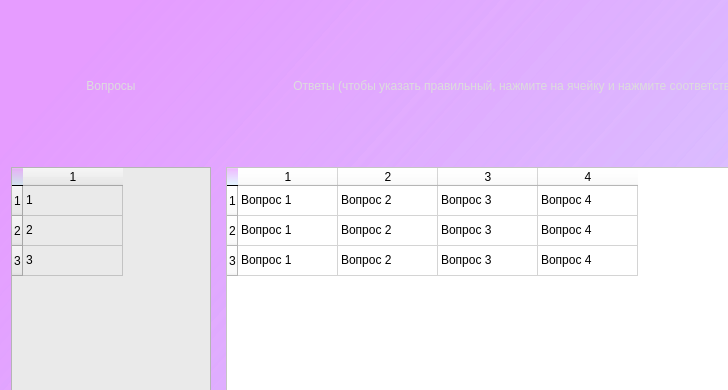
Above: window/redactwindow.ui from TimurOlegovichDev/Quizzy before the change; both pictures show x 0 to 728 and y 0 to 390 of the 892 by 1000 pixel window. Below: the same form after it.
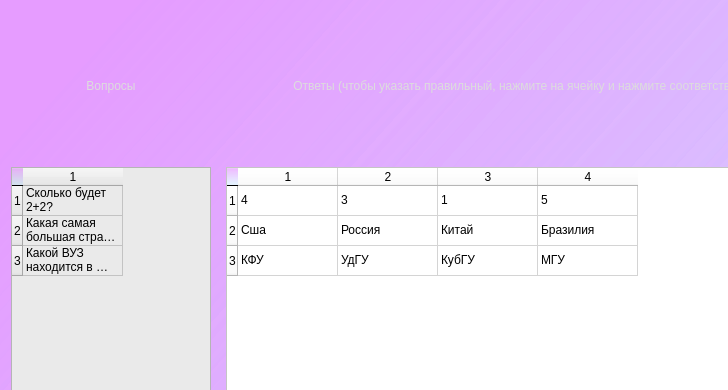
That is the form after the change. Icons and pictures are not drawn.

Commit message: Добавление оставшегося времени в таблицу

Diff of the .ui file:
```diff
--- a/window/redactwindow.ui
+++ b/window/redactwindow.ui
@@ -91,17 +91,17 @@
        <column/>
        <item row="0" column="0">
         <property name="text">
-         <string>1</string>
+         <string>Сколько будет 2+2?</string>
         </property>
        </item>
        <item row="1" column="0">
         <property name="text">
-         <string>2</string>
+         <string>Какая самая большая страна по занимаемой площади?</string>
         </property>
        </item>
        <item row="2" column="0">
         <property name="text">
-         <string>3</string>
+         <string>Какой ВУЗ находится в Москве?</string>
         </property>
        </item>
       </widget>
@@ -309,12 +309,12 @@
        <column/>
        <item row="0" column="0">
         <property name="text">
-         <string>Вопрос 1</string>
+         <string>4</string>
         </property>
        </item>
        <item row="0" column="1">
         <property name="text">
-         <string>Вопрос 2</string>
+         <string>3</string>
         </property>
         <property name="background">
          <brush brushstyle="NoBrush">
@@ -328,17 +328,17 @@
        </item>
        <item row="0" column="2">
         <property name="text">
-         <string>Вопрос 3</string>
+         <string>1</string>
         </property>
        </item>
        <item row="0" column="3">
         <property name="text">
-         <string>Вопрос 4</string>
+         <string>5</string>
         </property>
        </item>
        <item row="1" column="0">
         <property name="text">
-         <string>Вопрос 1</string>
+         <string>Сша</string>
         </property>
         <property name="background">
          <brush brushstyle="NoBrush">
@@ -352,27 +352,27 @@
        </item>
        <item row="1" column="1">
         <property name="text">
-         <string>Вопрос 2</string>
+         <string>Россия</string>
         </property>
        </item>
        <item row="1" column="2">
         <property name="text">
-         <string>Вопрос 3</string>
+         <string>Китай</string>
         </property>
        </item>
        <item row="1" column="3">
         <property name="text">
-         <string>Вопрос 4</string>
+         <string>Бразилия</string>
         </property>
        </item>
        <item row="2" column="0">
         <property name="text">
-         <string>Вопрос 1</string>
+         <string>КФУ</string>
         </property>
        </item>
        <item row="2" column="1">
         <property name="text">
-         <string>Вопрос 2</string>
+         <string>УдГУ</string>
         </property>
         <property name="background">
          <brush brushstyle="NoBrush">
@@ -386,12 +386,12 @@
        </item>
        <item row="2" column="2">
         <property name="text">
-         <string>Вопрос 3</string>
+         <string>КубГУ</string>
         </property>
        </item>
        <item row="2" column="3">
         <property name="text">
-         <string>Вопрос 4</string>
+         <string>МГУ</string>
         </property>
        </item>
       </widget>
```
The commit also changes 1 other file.
